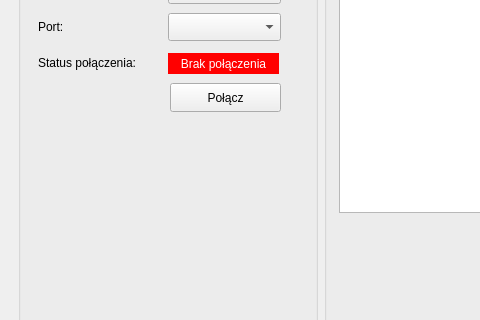
The window that main_window.ui (mar8us/SerialPortConnectorRadwag) describes before a commit, drawn with Qt 5; both pictures show x 0 to 480 and y 111 to 431 of the 968 by 770 pixel window.
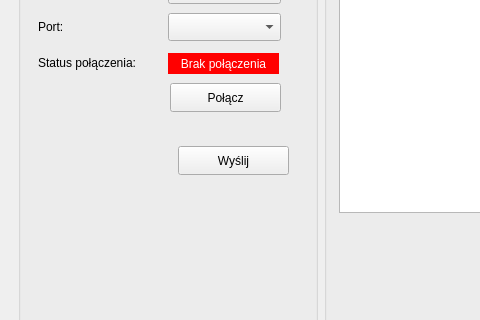
The same window after the commit. Icons and pictures are not drawn.

Commit message: connect with device , sending command i.e

What changed in the file:
```diff
--- a/main_window.ui
+++ b/main_window.ui
@@ -2073,6 +2073,19 @@
             </rect>
            </property>
           </widget>
+          <widget class="QPushButton" name="buttonConnectDevice_3">
+           <property name="geometry">
+            <rect>
+             <x>160</x>
+             <y>210</y>
+             <width>111</width>
+             <height>29</height>
+            </rect>
+           </property>
+           <property name="text">
+            <string>Wyślij</string>
+           </property>
+          </widget>
          </widget>
         </item>
         <item>
```
The commit also changes 9 other files.
